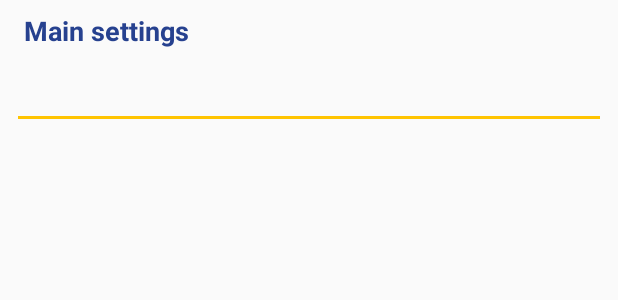
After one commit to nogipx/Stravi, an Android app: the layout activity_create_web_page.xml on its own in the app's theme, with its tools: preview values and no code run, on a phone screen of 412 x 824 dp. The commit adds this screen. Shown: the top 300 px of the screen. Run offline under Robolectric (Android 15) with nearby library versions, the phone set to English and light mode, and no system bars.

Commit message:
Custom themes and styles for app. Card view for pages list.

```diff
--- a/app/src/debug/res/values/debug.xml
+++ /dev/null
@@ -1,5 +0,0 @@
-<?xml version="1.0" encoding="utf-8"?>
-<resources>
-    <string name="devPageName">Page name mock</string>
-    <string name="devUrl">https://somesite.com/</string>
-</resources>
--- /dev/null
+++ b/app/src/main/res/layout/activity_create_web_page.xml
@@ -0,0 +1,32 @@
+<?xml version="1.0" encoding="utf-8"?>
+<androidx.constraintlayout.widget.ConstraintLayout
+    xmlns:android="http://schemas.android.com/apk/res/android"
+    xmlns:tools="http://schemas.android.com/tools"
+    xmlns:app="http://schemas.android.com/apk/res-auto"
+    android:layout_width="match_parent"
+    android:layout_height="match_parent"
+    tools:context="com.nogipx.stravi.activities.CreateWebPageActivity">
+
+    <TextView
+        android:text="@string/pageSettings_titleMain"
+        android:id="@+id/pageSettings_titleMain"
+        style="@style/AppTheme.SettingsTitle"
+        android:layout_marginEnd="8dp"
+        app:layout_constraintEnd_toEndOf="parent"
+        android:layout_marginStart="8dp"
+        app:layout_constraintStart_toStartOf="parent"
+        android:layout_marginTop="8dp"
+        app:layout_constraintTop_toTopOf="parent"/>
+
+    <EditText
+        android:layout_width="match_parent"
+        android:layout_height="wrap_content"
+        style="@style/AppTheme.TextInput"
+        android:layout_marginTop="8dp"
+        app:layout_constraintTop_toBottomOf="@+id/pageSettings_titleMain"
+        app:layout_constraintStart_toStartOf="parent"
+        android:layout_marginStart="8dp"
+        app:layout_constraintEnd_toEndOf="parent"
+        android:layout_marginEnd="8dp"/>
+
+</androidx.constraintlayout.widget.ConstraintLayout>
--- a/app/src/main/res/layout/activity_film_player.xml
+++ b/app/src/main/res/layout/activity_film_player.xml
@@ -7,10 +7,7 @@
     android:layout_width="match_parent"
     android:layout_height="match_parent"
     tools:context=".activities.WebPageActivity"
-        android:id="@+id/innerLayout"
-        android:keepScreenOn="true"
-        android:theme="@style/Theme.AppCompat.Light.NoActionBar.FullScreen"
->
+    android:id="@+id/innerLayout">
 
     <WebView
         android:layout_width="0dp"
@@ -21,4 +18,5 @@
         app:layout_constraintTop_toTopOf="parent"
         app:layout_constraintBottom_toBottomOf="parent">
     </WebView>
+
 </androidx.constraintlayout.widget.ConstraintLayout>
--- a/app/src/main/res/values/AppStyle.xml
+++ /dev/null
@@ -1,17 +0,0 @@
-<resources>
-
-    <!-- Base application theme. -->
-    <style name="AppTheme" parent="Base.Theme.AppCompat.Light.DarkActionBar">
-        <!-- Customize your theme here. -->
-        <item name="colorPrimary">@color/animevostPrimaryDark</item>
-        <item name="colorPrimaryDark">@color/animevostTitles</item>
-        <item name="colorAccent">@color/animevostPrimary</item>
-    </style>
-
-    <style name="Theme.AppCompat.Light.NoActionBar.FullScreen" parent="@style/Theme.AppCompat.Light.NoActionBar">
-        <item name="android:windowNoTitle">true</item>
-        <item name="android:windowFullscreen">true</item>
-        <item name="android:windowContentOverlay">@null</item>
-    </style>
-
-</resources>
--- /dev/null
+++ b/app/src/main/res/values/AppStyleLight.xml
@@ -0,0 +1,24 @@
+<resources>
+
+    <!-- Base application theme. -->
+    <style name="AppTheme" parent="Theme.MaterialComponents.Light.NoActionBar.Bridge">
+        <!-- Customize your theme here. -->
+        <item name="colorPrimary">@color/colorPrimary</item>
+        <item name="colorPrimaryDark">@color/colorPrimaryDark</item>
+        <item name="colorAccent">@color/colorSecondary</item>
+        <item name="colorControlHighlight">@color/colorSecondaryLight</item>
+        <item name="colorSecondary">@color/colorSecondary</item>
+    </style>
+
+    <style name="AppTheme.FullScreen">
+        <item name="android:windowNoTitle">true</item>
+        <item name="android:windowFullscreen">true</item>
+        <item name="android:windowContentOverlay">@null</item>
+    </style>
+
+    <style name="AppTheme.Dialog" parent="Theme.AppCompat.Light.Dialog.Alert">
+        <item name="windowNoTitle">true</item>
+        <item name="windowActionBar">false</item>
+    </style>
+
+</resources>
--- /dev/null
+++ b/app/src/main/res/values/ComponentsStyles.xml
@@ -0,0 +1,17 @@
+<?xml version="1.0" encoding="utf-8"?>
+<resources>
+
+    <style name="AppTheme.SettingsTitle" parent="TextAppearance.AppCompat">
+        <item name="android:textColor">@color/colorPrimaryDark</item>
+        <item name="android:textSize">18sp</item>
+        <item name="android:textStyle">bold</item>
+        <item name="android:paddingStart">8dp</item>
+        <item name="android:layout_width">match_parent</item>
+        <item name="android:layout_height">wrap_content</item>
+    </style>
+
+    <style name="AppTheme.TextInput" parent="Widget.AppCompat.EditText">
+
+    </style>
+
+</resources>
--- a/app/src/main/res/values/ExtensionSettingsFragment.xml
+++ /dev/null
@@ -1,5 +0,0 @@
-<?xml version="1.0" encoding="utf-8"?>
-<resources>
-    <style name="settings_item">
-    </style>
-</resources>
--- a/app/src/main/res/values/colors.xml
+++ b/app/src/main/res/values/colors.xml
@@ -1,10 +1,22 @@
 <?xml version="1.0" encoding="utf-8"?>
 <resources>
-    <color name="colorPrimary">#008577</color>
-    <color name="colorPrimaryDark">#00574B</color>
-    <color name="colorAccent">#D81B60</color>
+    <color name="colorPrimary">#5c6bc0</color>
+    <color name="colorPrimaryDark">#26418f</color>
+    <color name="colorPrimaryLight">#8e99f3</color>
+    <color name="colorSecondary">#ffc400</color>
+    <color name="colorSecondaryDark">#c79400</color>
+    <color name="colorSecondaryLight">#fff64f</color>
 
     <color name="animevostPrimary">#fde8cb</color>
-    <color name="animevostPrimaryDark">#fab259</color>
-    <color name="animevostTitles">#884900</color>
+    <color name="animevostPrimaryDark">#cab69a</color>
+    <color name="animevostTitles">#fffffe</color>
+
+    <color name="animevostPrimaryOriginal">#fde8cb</color>
+    <color name="animevostPrimaryDarkOriginal">#fab259</color>
+    <color name="animevostTitlesOriginal">#884900</color>
+
+    <color name="textBlack">#212121</color>
+
+    <color name="cardColor">#fff</color>
+    <color name="backgroundColor">#f5f5f5</color>
 </resources>
--- a/app/src/main/res/values/strings.xml
+++ b/app/src/main/res/values/strings.xml
@@ -3,4 +3,11 @@
 
     <!-- TODO: Remove or change this placeholder text -->
     <string name="hello_blank_fragment">Hello blank fragment</string>
+
+    <string name="devPageName">Page name mock</string>
+    <string name="devUrl">https://somesite.com/</string>
+
+
+    <string name="pageSettings_titleMain">Main settings</string>
+    <string name="pageSettings_url">URL</string>
 </resources>
```
Also changed, not shown: app/src/main/AndroidManifest.xml (+6 -3 lines), app/src/main/res/layout/activity_my_films_list.xml (deleted, +0 -10 lines), app/src/main/res/layout/activity_pages_list.xml (+13 -5 lines), app/src/main/res/layout/viewholder_pages_list_item.xml (+25 -19 lines). Lines whose indentation alone changed are shown as unchanged.
